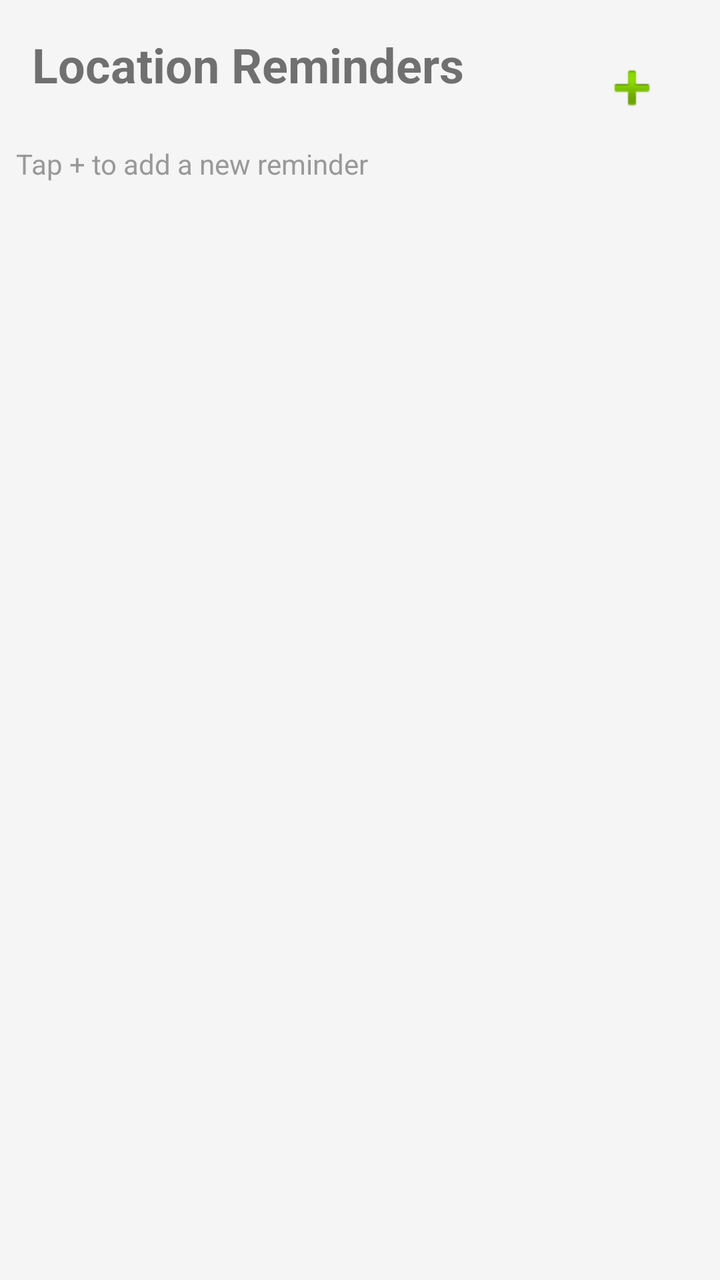
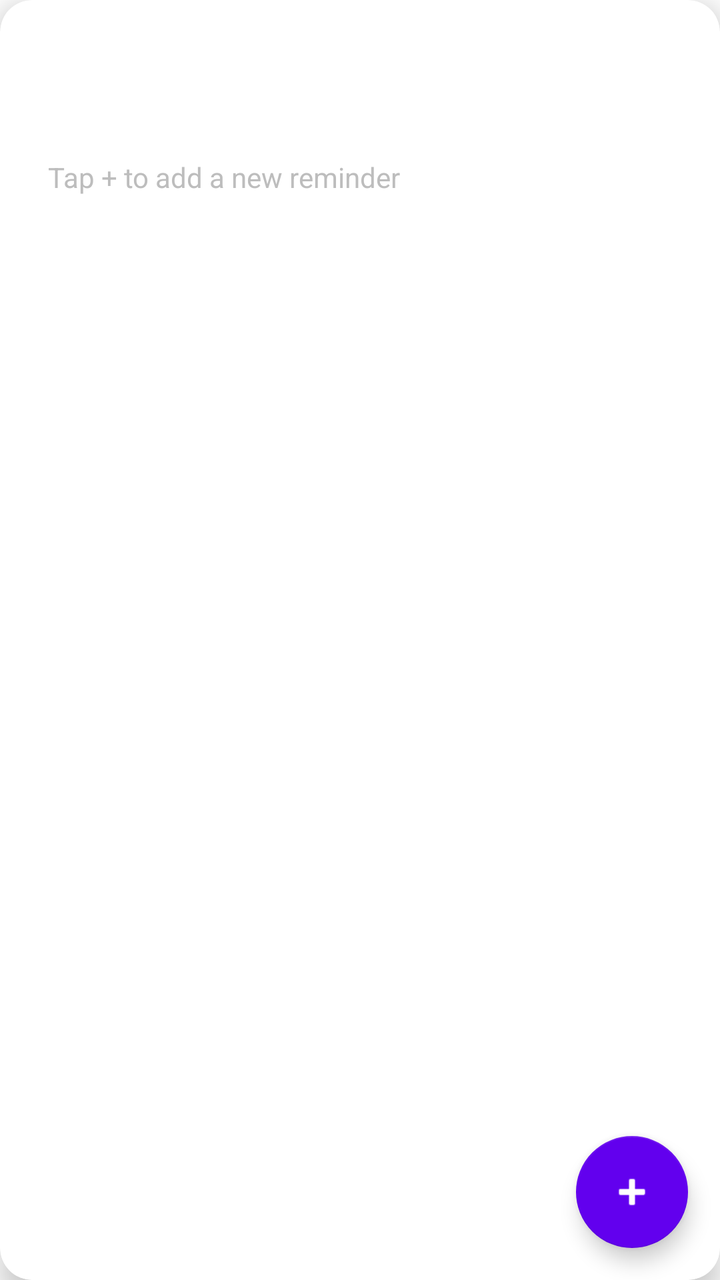

Screens rendered from an Android XML layout before and after an edit, with the pre-edit source and the edit as a unified diff.
<!-- AndroidManifest.xml: activity theme Theme.LocationReminder -->
<!-- res/layout/activity_main.xml -->
<?xml version="1.0" encoding="utf-8"?>
<androidx.constraintlayout.widget.ConstraintLayout xmlns:android="http://schemas.android.com/apk/res/android"
    xmlns:app="http://schemas.android.com/apk/res-auto"
    android:layout_width="match_parent"
    android:layout_height="match_parent"
    android:background="#F5F5F5">

    <TextView
        android:id="@+id/titleText"
        android:layout_width="wrap_content"
        android:layout_height="wrap_content"
        android:text="Location Reminders"
        android:textSize="24sp"
        android:textStyle="bold"
        app:layout_constraintTop_toTopOf="parent"
        app:layout_constraintStart_toStartOf="parent"
        android:padding="16dp" />

    <TextView
        android:id="@+id/subtitleText"
        android:layout_width="wrap_content"
        android:layout_height="wrap_content"
        android:text="Tap + to add a new reminder"
        android:textSize="14sp"
        android:textColor="#999"
        app:layout_constraintTop_toBottomOf="@id/titleText"
        app:layout_constraintStart_toStartOf="parent"
        android:padding="8dp" />

    <androidx.recyclerview.widget.RecyclerView
        android:id="@+id/remindersRecyclerView"
        android:layout_width="0dp"
        android:layout_height="0dp"
        app:layout_constraintTop_toBottomOf="@id/subtitleText"
        app:layout_constraintBottom_toBottomOf="parent"
        app:layout_constraintStart_toStartOf="parent"
        app:layout_constraintEnd_toEndOf="parent" />

    <ImageButton
        android:id="@+id/addReminderButton"
        android:layout_width="56dp"
        android:layout_height="56dp"
        android:background="?attr/selectableItemBackgroundBorderless"
        android:src="@android:drawable/ic_input_add"
        app:layout_constraintTop_toTopOf="parent"
        app:layout_constraintEnd_toEndOf="parent"
        android:layout_margin="16dp"
        android:contentDescription="Add Reminder" />

</androidx.constraintlayout.widget.ConstraintLayout>
<!-- resources referenced by this layout -->
<resources>
  <style name="Theme.LocationReminder" parent="Theme.MaterialComponents.DayNight.NoActionBar">
          <item name="colorPrimary">@color/colorPrimary</item>
          <item name="colorPrimaryVariant">@color/colorPrimaryDark</item>
          <item name="colorOnPrimary">@color/white</item>
          <item name="colorSecondary">@color/colorSecondary</item>
          <item name="colorSecondaryVariant">@color/colorSecondaryDark</item>
          <item name="colorOnSecondary">@color/black</item>
      </style>
  <color name="colorPrimary">#2196F3</color>
  <color name="colorPrimaryDark">#1976D2</color>
  <color name="white">#FFFFFF</color>
  <color name="colorSecondary">#4CAF50</color>
  <color name="colorSecondaryDark">#388E3C</color>
  <color name="black">#000000</color>
</resources>

<!-- the commit's change to res/layout/activity_main.xml (unified diff, before → after) -->
@@ -1,50 +1,83 @@
 <?xml version="1.0" encoding="utf-8"?>
-<androidx.constraintlayout.widget.ConstraintLayout xmlns:android="http://schemas.android.com/apk/res/android"
+<androidx.constraintlayout.widget.ConstraintLayout
+    xmlns:android="http://schemas.android.com/apk/res/android"
     xmlns:app="http://schemas.android.com/apk/res-auto"
     android:layout_width="match_parent"
     android:layout_height="match_parent"
-    android:background="#F5F5F5">
+    android:fitsSystemWindows="true">
 
-    <TextView
-        android:id="@+id/titleText"
+    
+    <FrameLayout
+        android:id="@+id/backgroundContainer"
+        android:layout_width="0dp"
+        android:layout_height="0dp"
+        app:layout_constraintTop_toTopOf="parent"
+        app:layout_constraintBottom_toBottomOf="parent"
+        app:layout_constraintStart_toStartOf="parent"
+        app:layout_constraintEnd_toEndOf="parent">
+
+        
+        <androidx.cardview.widget.CardView
+            android:id="@+id/mainCard"
+            android:layout_width="match_parent"
+            android:layout_height="match_parent"
+            android:foreground="?selectableItemBackground"
+            app:cardCornerRadius="16dp"
+            app:cardElevation="8dp">
+
+            
+            <androidx.core.widget.NestedScrollView
+                android:layout_width="match_parent"
+                android:layout_height="match_parent"
+                android:fillViewport="true">
+
+                <LinearLayout
+                    android:layout_width="match_parent"
+                    android:layout_height="wrap_content"
+                    android:orientation="vertical"
+                    android:padding="24dp">
+
+                    
+                    <TextView
+                        android:id="@+id/titleText"
+                        android:layout_width="match_parent"
+                        android:layout_height="wrap_content"
+                        android:text="Location Reminders"
+                        android:textColor="@color/on_surface"
+                        android:textSize="32sp"
+                        android:layout_marginBottom="8dp"/>
+
+                    <TextView
+                        android:layout_width="match_parent"
+                        android:layout_height="wrap_content"
+                        android:text="Tap + to add a new reminder"
+                        android:textColor="@color/grey_400"
+                        android:textSize="14sp"
+                        android:layout_marginVertical="4dp"/>
+
+                    
+                    <androidx.recyclerview.widget.RecyclerView
+                        android:id="@+id/remindersRecyclerView"
+                        android:layout_width="match_parent"
+                        android:layout_height="wrap_content"/>
+                </LinearLayout>
+            </androidx.core.widget.NestedScrollView>
+        </androidx.cardview.widget.CardView>
+    </FrameLayout>
+
+    
+    <com.google.android.material.floatingactionbutton.FloatingActionButton
+        android:id="@+id/addReminderButton"
         android:layout_width="wrap_content"
         android:layout_height="wrap_content"
-        android:text="Location Reminders"
-        android:textSize="24sp"
-        android:textStyle="bold"
-        app:layout_constraintTop_toTopOf="parent"
-        app:layout_constraintStart_toStartOf="parent"
-        android:padding="16dp" />
-
-    <TextView
-        android:id="@+id/subtitleText"
-        android:layout_width="wrap_content"
-        android:layout_height="wrap_content"
-        android:text="Tap + to add a new reminder"
-        android:textSize="14sp"
-        android:textColor="#999"
-        app:layout_constraintTop_toBottomOf="@id/titleText"
-        app:layout_constraintStart_toStartOf="parent"
-        android:padding="8dp" />
-
-    <androidx.recyclerview.widget.RecyclerView
-        android:id="@+id/remindersRecyclerView"
-        android:layout_width="0dp"
-        android:layout_height="0dp"
-        app:layout_constraintTop_toBottomOf="@id/subtitleText"
+        app:backgroundTint="@color/colorPrimary"
+        app:rippleColor="@color/colorSecondary"
+        android:src="@android:drawable/ic_input_add"
+        android:contentDescription="Add Reminder"
+        app:tint="@color/white"
+        app:elevation="6dp"
         app:layout_constraintBottom_toBottomOf="parent"
-        app:layout_constraintStart_toStartOf="parent"
-        app:layout_constraintEnd_toEndOf="parent" />
-
-    <ImageButton
-        android:id="@+id/addReminderButton"
-        android:layout_width="56dp"
-        android:layout_height="56dp"
-        android:background="?attr/selectableItemBackgroundBorderless"
-        android:src="@android:drawable/ic_input_add"
-        app:layout_constraintTop_toTopOf="parent"
         app:layout_constraintEnd_toEndOf="parent"
-        android:layout_margin="16dp"
-        android:contentDescription="Add Reminder" />
+        android:layout_margin="16dp"/>
 
 </androidx.constraintlayout.widget.ConstraintLayout>
<!-- resource entries referenced after the edit -->
@@ -1,18 +1,25 @@
 <!-- resources referenced by this layout -->
 <resources>
+  <color name="colorPrimary">#6200EE</color>
+  <color name="colorSecondary">#03DAC5</color>
+  <color name="grey_400">#BDBDBD</color>
+  <color name="on_surface">#FFFFFF</color>
+  <color name="white">#FFFFFF</color>
   <style name="Theme.LocationReminder" parent="Theme.MaterialComponents.DayNight.NoActionBar">
           <item name="colorPrimary">@color/colorPrimary</item>
-          <item name="colorPrimaryVariant">@color/colorPrimaryDark</item>
+          <item name="colorPrimaryVariant">@color/colorPrimaryVariant</item>
           <item name="colorOnPrimary">@color/white</item>
           <item name="colorSecondary">@color/colorSecondary</item>
           <item name="colorSecondaryVariant">@color/colorSecondaryDark</item>
           <item name="colorOnSecondary">@color/black</item>
+          
+          
+          <item name="android:statusBarColor">@color/gradient_base_dark</item>
+          <item name="android:navigationBarColor">@color/gradient_base_dark</item>
       </style>
-  <color name="colorPrimary">#2196F3</color>
-  <color name="colorPrimaryDark">#1976D2</color>
-  <color name="white">#FFFFFF</color>
-  <color name="colorSecondary">#4CAF50</color>
-  <color name="colorSecondaryDark">#388E3C</color>
+  <color name="colorPrimaryVariant">#3700B3</color>
+  <color name="colorSecondaryDark">#01B7A4</color>
   <color name="black">#000000</color>
+  <color name="gradient_base_dark">#121212</color>
 </resources>
 
